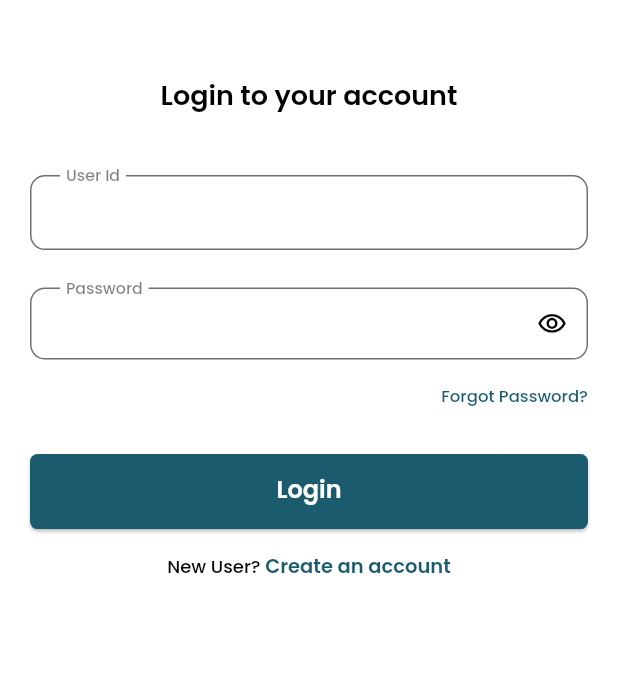
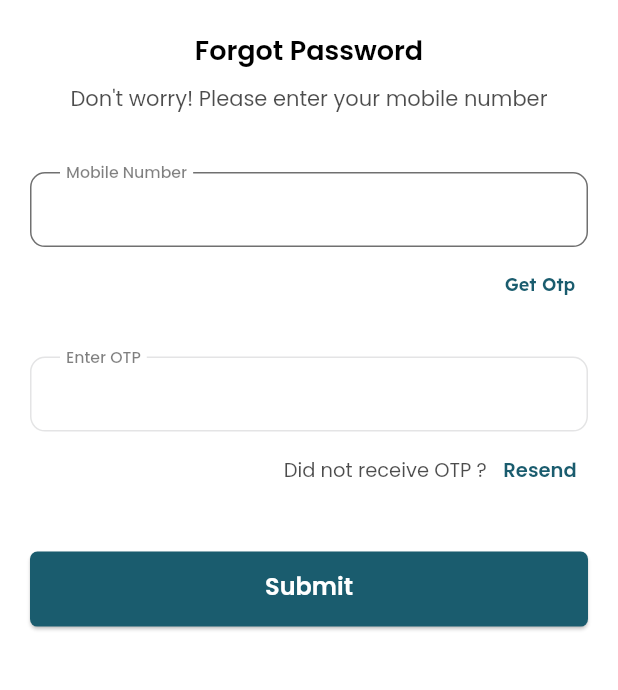
Before and after one commit to SatyaMirthipati/photographers_book, a Flutter app: the screen it shows after launch, after a tap on "Forgot Password?", on a phone screen of 412 x 824 dp, the part 333-1023 px from its top. Run offline on Flutter 3.47's test engine with Material 3 defaults, Android fonts, the phone set to English and light mode, and no system bars; our stand-ins replace cached_network_image, dio, fluro, image_picker, lottie, photo_view and 2 more; missing offline and left inert: flutter_portal, syncfusion_flutter_pdfviewer.

Commit message:
Design mobile_screen.dart

```diff
--- a/lib/config/routes.dart
+++ b/lib/config/routes.dart
@@ -1,5 +1,6 @@
 import 'package:fluro/fluro.dart';
 import 'package:flutter/material.dart' as f;
+import 'package:photographers_book/ui/screens/auth/mobile_screen.dart';
 
 import '../ui/screens/auth/login_screen.dart';
 import '../ui/screens/auth/register_screen.dart';
@@ -25,6 +26,7 @@ class Routes {
   static String root = '/';
   static String login = '/login';
   static String register = '/register';
+  static String mobile = '/mobile';
 
   static void configureRoutes(FluroRouter router) {
     router.notFoundHandler = notFoundHandler;
@@ -46,6 +48,12 @@ class Routes {
       handler: registerHandler,
       transitionType: TransitionType.material,
     );
+
+    router.define(
+      mobile,
+      handler: mobileHandler,
+      transitionType: TransitionType.material,
+    );
   }
 }
 
@@ -63,4 +71,6 @@ var loginHandler = Handler(handlerFunc: (c, p) => const LoginScreen());
 
 var registerHandler = Handler(handlerFunc: (c, p) => const RegisterScreen());
 
+var mobileHandler = Handler(handlerFunc: (c, p) => const MobileScreen());
+
 var demoHandler = Handler(handlerFunc: (context, params) => f.Container());
--- a/lib/resources/theme.dart
+++ b/lib/resources/theme.dart
@@ -20,7 +20,7 @@ class AppTheme {
       color: Colors.black,
       height: 34 / 24,
       letterSpacing: 0,
-    );
+    ); // Done
 
     var titleMedium = const TextStyle(
       fontSize: 14,
@@ -29,7 +29,7 @@ class AppTheme {
       height: 20 / 14,
       color: Colors.black,
       letterSpacing: 0,
-    );
+    ); // Done
 
     var titleSmall = const TextStyle(
       fontSize: 12,
@@ -38,7 +38,7 @@ class AppTheme {
       height: 17 / 14,
       color: Colors.black,
       letterSpacing: 0,
-    );
+    ); // Done
 
     var labelLarge = const TextStyle(
       fontSize: 16,
@@ -47,14 +47,14 @@ class AppTheme {
       height: 1,
       color: Colors.black,
       letterSpacing: 0,
-    );
+    ); // Done
 
-    var labelSmall = const TextStyle(
+    var labelSmall = TextStyle(
       fontSize: 12,
       fontFamily: 'Poppins',
-      fontWeight: FontWeight.w600,
+      fontWeight: FontWeight.w400,
       height: 15 / 12,
-      color: MyColors.primaryColor,
+      color:  Colors.black.withOpacity(0.7),
       letterSpacing: 0,
     );
 
--- a/lib/ui/screens/auth/login_screen.dart
+++ b/lib/ui/screens/auth/login_screen.dart
@@ -83,7 +83,9 @@ class _LoginScreenState extends State<LoginScreen> {
             Align(
               alignment: Alignment.centerRight,
               child: TextButton(
-                onPressed: () async {},
+                onPressed: () async {
+                  Navigator.pushNamed(context, Routes.mobile);
+                },
                 child: Text(
                   'Forgot Password?',
                   style: textTheme.titleSmall!.copyWith(
--- /dev/null
+++ b/lib/ui/screens/auth/mobile_screen.dart
@@ -0,0 +1,141 @@
+import 'package:flutter/material.dart';
+import 'package:photographers_book/resources/colors.dart';
+import 'package:photographers_book/ui/widgets/error_snackbar.dart';
+import 'package:photographers_book/ui/widgets/progress_button.dart';
+
+import '../../../resources/images.dart';
+import 'widgets/resend_otp_button.dart';
+
+class MobileScreen extends StatefulWidget {
+  const MobileScreen({super.key});
+
+  @override
+  State<MobileScreen> createState() => _MobileScreenState();
+}
+
+class _MobileScreenState extends State<MobileScreen> {
+  final mobileCtrl = TextEditingController();
+  final otpCtrl = TextEditingController();
+  bool otp = false;
+
+  var border = OutlineInputBorder(
+    borderRadius: BorderRadius.circular(10),
+    borderSide: const BorderSide(color: MyColors.border, width: 1),
+  );
+  var disabledBorder = OutlineInputBorder(
+    borderRadius: BorderRadius.circular(10),
+    borderSide: const BorderSide(color: Color(0x2024272C), width: 1),
+  );
+
+  @override
+  Widget build(BuildContext context) {
+    var textTheme = Theme.of(context).textTheme;
+    return Scaffold(
+      body: ListView(
+        padding: const EdgeInsets.all(20),
+        children: [
+          const SizedBox(height: 100),
+          FractionallySizedBox(
+            widthFactor: 0.55,
+            child: Image.asset(Images.logo_main),
+          ),
+          const SizedBox(height: 20),
+          Text(
+            'Forgot Password',
+            style: textTheme.headlineMedium!.copyWith(fontSize: 18),
+            textAlign: TextAlign.center,
+          ),
+          const SizedBox(height: 10),
+          Text(
+            'Don\'t worry! Please enter your mobile number',
+            style: textTheme.labelSmall!.copyWith(fontSize: 14),
+            textAlign: TextAlign.center,
+          ),
+          const SizedBox(height: 40),
+          TextFormField(
+            cursorWidth: 1,
+            controller: mobileCtrl,
+            style: textTheme.titleMedium,
+            keyboardType: TextInputType.text,
+            decoration: const InputDecoration(
+              labelText: 'Mobile Number',
+            ),
+            validator: (text) {
+              if (text?.trim().isEmpty ?? true) {
+                return 'This field cannot be empty';
+              }
+              return null;
+            },
+          ),
+          if (!otp)
+            Align(
+              alignment: Alignment.centerRight,
+              child: TextButton(
+                onPressed: () async {
+                  if (mobileCtrl.text.isEmpty || mobileCtrl.text == '') {
+                    return ErrorSnackBar.show(
+                      context,
+                      'Please enter a mobile number',
+                    );
+                  }
+                  if(mobileCtrl.text.length != 10){
+                    return ErrorSnackBar.show(
+                      context,
+                      'Please enter a valid mobile number',
+                    );
+                  }
+                  setState(() => otp = true);
+                },
+                child: Text(
+                  'Get Otp',
+                  style: textTheme.bodyLarge!.copyWith(
+                    color: MyColors.accentColor,
+                    fontSize: 12,
+                  ),
+                ),
+              ),
+            ),
+          const SizedBox(height: 25),
+          TextFormField(
+            cursorWidth: 1,
+            controller: otpCtrl,
+            style: textTheme.titleMedium,
+            keyboardType: TextInputType.text,
+            decoration: InputDecoration(
+              labelText: 'Enter OTP',
+              border: otp == false ? disabledBorder : border,
+              enabledBorder: otp == false ? disabledBorder : border,
+              focusedBorder: otp == false ? disabledBorder : border,
+            ),
+            validator: (text) {
+              if (text?.trim().isEmpty ?? true) {
+                return 'This field cannot be empty';
+              }
+              return null;
+            },
+          ),
+          Row(
+            mainAxisAlignment: MainAxisAlignment.end,
+            children: [
+              Text(
+                'Did not receive OTP ? ',
+                style: textTheme.labelSmall!.copyWith(fontSize: 13),
+              ),
+              Column(
+                children: [
+                  const SizedBox(height: 2),
+                  ResendOtpButton(mobile: mobileCtrl.text),
+                ],
+              ),
+            ],
+          ),
+          const SizedBox(height: 30),
+          ProgressButton(
+            onPressed: () async {},
+            child: const Text('Submit'),
+          )
+        ],
+      ),
+    );
+  }
+}
--- /dev/null
+++ b/lib/ui/screens/auth/widgets/resend_otp_button.dart
@@ -0,0 +1,87 @@
+import 'dart:async';
+
+import 'package:flutter/material.dart';
+
+import '../../../widgets/error_snackbar.dart';
+
+class ResendOtpButton extends StatefulWidget {
+  final String mobile;
+
+  const ResendOtpButton({Key? key, required this.mobile}) : super(key: key);
+
+  @override
+  State<ResendOtpButton> createState() => _ResendOtpButtonState();
+}
+
+class _ResendOtpButtonState extends State<ResendOtpButton> {
+  Timer? timer;
+  int seconds = 0;
+  int times = 0;
+
+  void createTimer() {
+    times++;
+    seconds = 30;
+    setState(() {});
+    timer = Timer.periodic(
+      const Duration(seconds: 1),
+      (timer) {
+        if (seconds == 0) {
+          timer.cancel();
+        } else {
+          seconds--;
+        }
+        setState(() {});
+      },
+    );
+  }
+
+  @override
+  void initState() {
+    super.initState();
+  }
+
+  @override
+  void dispose() {
+    timer?.cancel();
+    super.dispose();
+  }
+
+  @override
+  Widget build(BuildContext context) {
+    if (times > 2) {
+      return const TextButton(
+        onPressed: null,
+        child: Text('Resend'),
+      );
+    }
+    return TextButton(
+      onPressed: seconds != 0
+          ? null
+          : () async {
+              if (widget.mobile.isEmpty || widget.mobile == '') {
+                return ErrorSnackBar.show(
+                  context,
+                  'Please enter a mobile number',
+                );
+              }
+              if (widget.mobile.length != 10) {
+                return ErrorSnackBar.show(
+                  context,
+                  'Please enter a valid mobile number',
+                );
+              }
+
+              ErrorSnackBar.show(
+                context,
+                'OTP sent to ${widget.mobile}',
+              );
+              createTimer();
+            },
+      child: Text(
+        seconds != 0
+            ? 'Resend 00:${seconds.toString().padLeft(2, '0')}'
+            : 'Resend',
+      ),
+    );
+  }
+}
```
